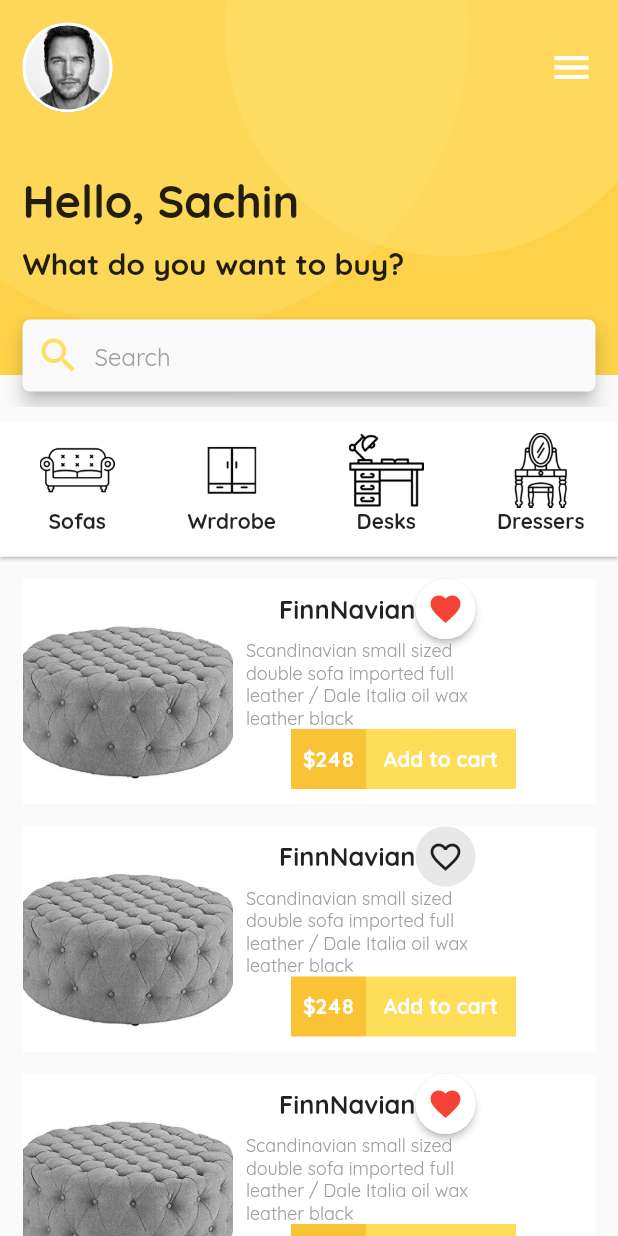
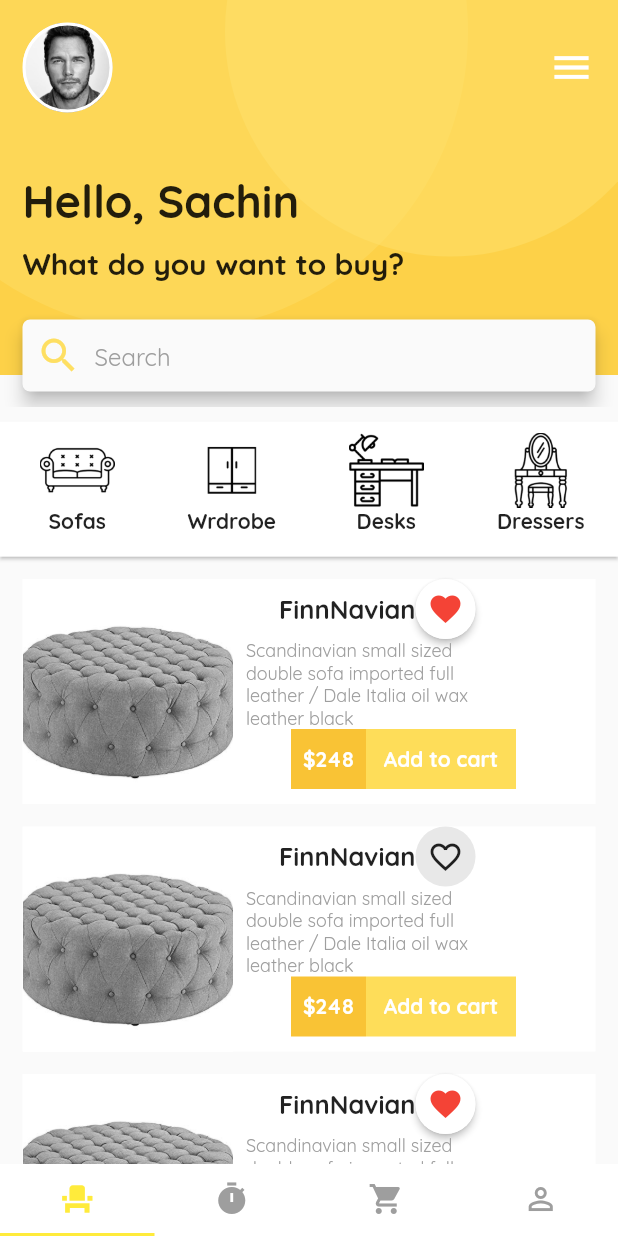
Before and after one commit to imsks/Furniture-App-UI, a Flutter app: the screen it shows after launch, on a phone screen of 412 x 824 dp. Run offline on Flutter 3.47's test engine with Material 2 defaults, Android fonts, the phone set to English and light mode, and no system bars.

Commit message:
Finished project

```diff
--- a/lib/main.dart
+++ b/lib/main.dart
@@ -19,6 +19,21 @@ class MyHomePage extends StatefulWidget {
 }
 
 class _MyHomePageState extends State<MyHomePage> with SingleTickerProviderStateMixin{
+  TabController controller;
+
+  @override
+  void initState() {
+    // TODO: implement initState
+    super.initState();
+    controller = new TabController(length: 4, vsync: this);
+  }
+
+  @override
+  void dispose() {
+    // TODO: implement dispose
+    controller.dispose();
+    super.dispose();
+  }
 
   int getColorHexFromStr(String colorStr) {
     colorStr = "FF" + colorStr;
@@ -300,10 +315,23 @@ class _MyHomePageState extends State<MyHomePage> with SingleTickerProviderStateM
             ],
           )
         ],
-      )
+      ),
+      bottomNavigationBar: Material(
+        color: Colors.white,
+        child: TabBar(
+          controller: controller,
+          indicatorColor: Colors.yellow,
+          tabs: <Widget>[
+            Tab(icon: Icon(Icons.event_seat, color: Colors.yellow)),
+            Tab(icon: Icon(Icons.timer, color: Colors.grey)),
+            Tab(icon: Icon(Icons.shopping_cart, color: Colors.grey)),
+            Tab(icon: Icon(Icons.person_outline, color: Colors.grey))
+          ],
+        ),
+      ),
     );
   }
-}
+
 
   Widget itemCard(String title, String imgPath, bool isFavorite) {
     return Padding(
@@ -407,3 +435,4 @@ Widget itemCard(String title, String imgPath, bool isFavorite) {
       ),
     );
   }
+}
```
Lines whose indentation alone changed are shown as unchanged.
